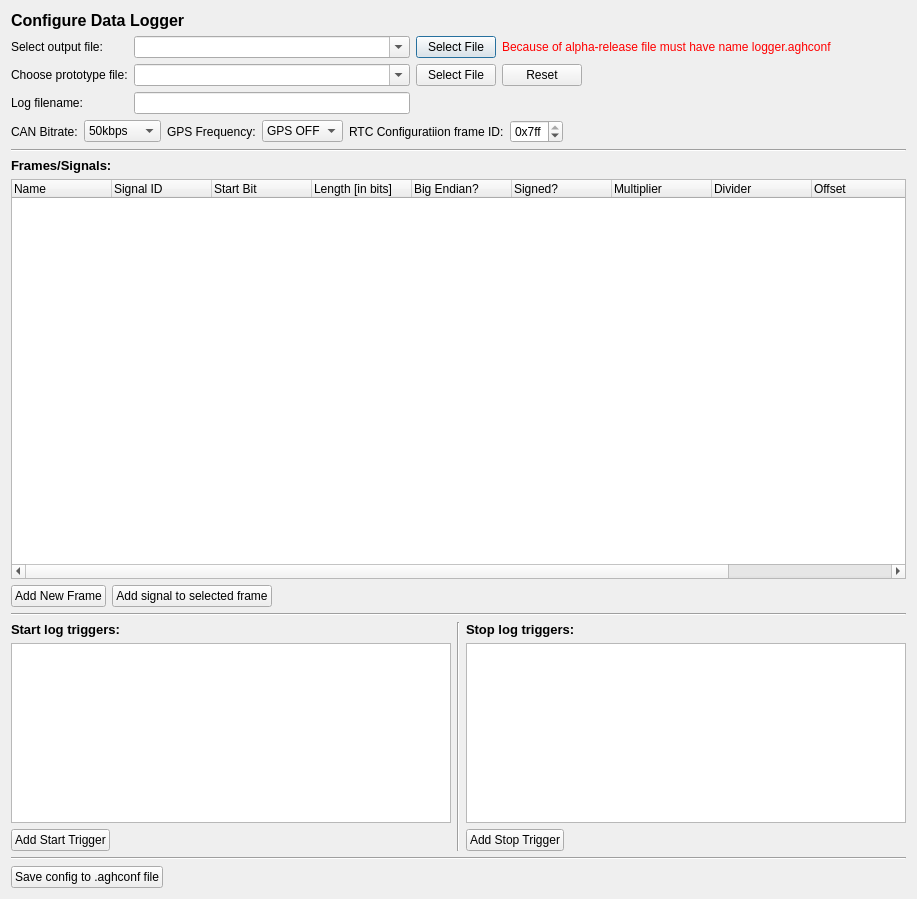
mkowalik/DataLogger_CAN_GPS_2018, file SW/DataLoggerPC/src/configure_logger_sd_dialog.ui: the form before one commit.
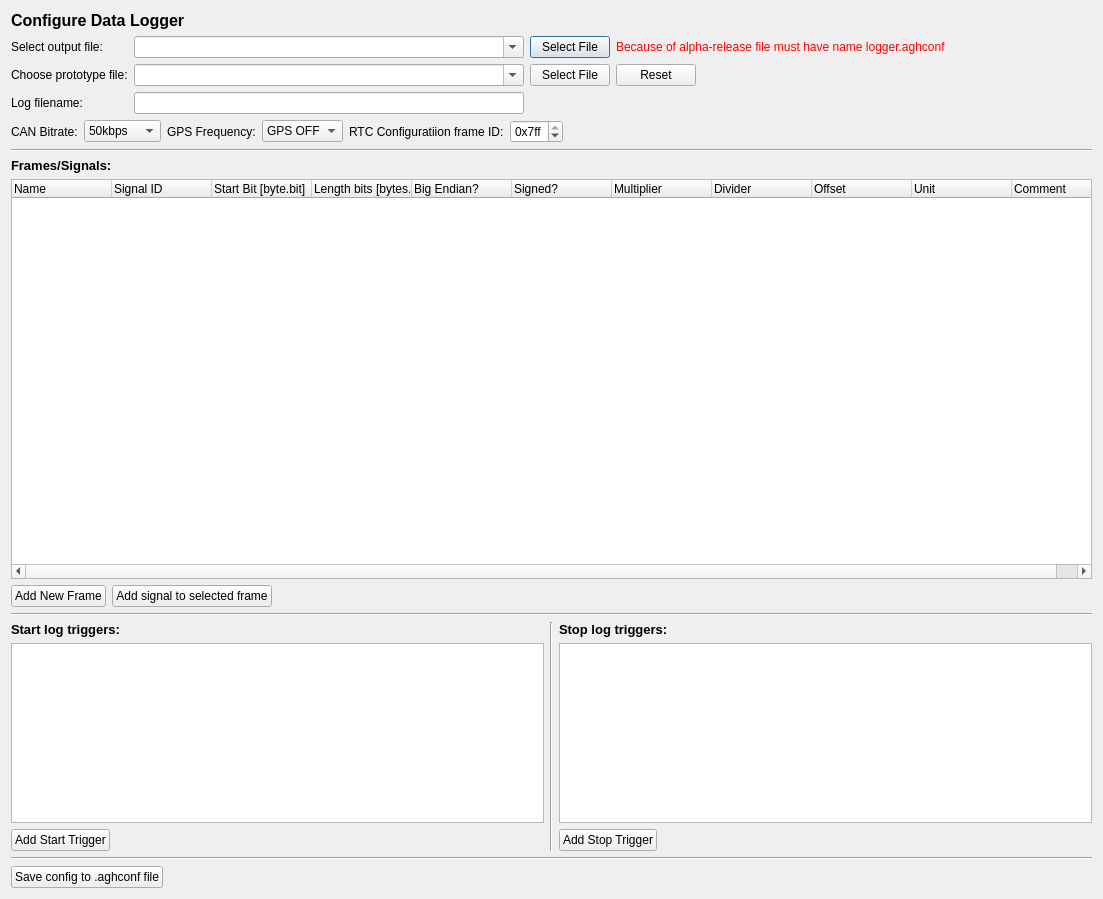
The form after the commit.

```diff
--- a/SW/DataLoggerPC/src/configure_logger_sd_dialog.ui
+++ b/SW/DataLoggerPC/src/configure_logger_sd_dialog.ui
@@ -6,7 +6,7 @@
    <rect>
     <x>0</x>
     <y>0</y>
-    <width>917</width>
+    <width>1103</width>
     <height>899</height>
    </rect>
   </property>
@@ -369,12 +369,12 @@
        </column>
        <column>
         <property name="text">
-         <string>Start Bit</string>
+         <string>Start Bit [byte.bit]</string>
         </property>
        </column>
        <column>
         <property name="text">
-         <string>Length [in bits]</string>
+         <string>Length bits [bytes.bits]</string>
         </property>
        </column>
        <column>
```
Left out of the diff: 4 changed lines with no effect on the pictures.
